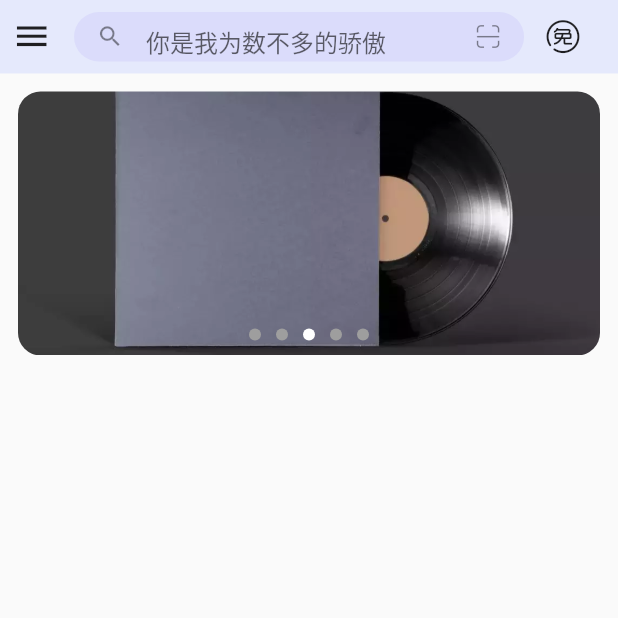
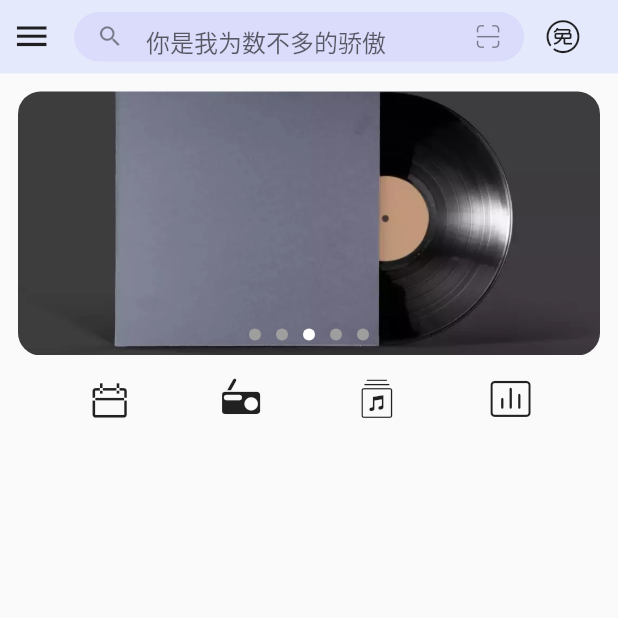
Before and after one commit to VaIOReTto1/CouldeMusic, a Flutter app: the screen it shows after launch, on a phone screen of 412 x 824 dp, the top half of it. Run offline on Flutter 3.47's test engine with Material 2 defaults, Android fonts, the phone set to English and light mode, and no system bars; our stand-ins replace flutter_screenutil.

Commit message:
feature：添加推荐横幅

```diff
--- a/lib/HomePage.dart
+++ b/lib/HomePage.dart
@@ -1,4 +1,5 @@
 import 'package:cloude_music/config/config.dart';
+import 'package:cloude_music/explore_page/recommend_bar.dart';
 import 'package:flutter/material.dart';
 
 import 'explore_page/search.dart';
@@ -24,7 +25,8 @@ class _HomePageState extends State<HomePage> {
                 boxShadow: UIConfig.backgroundColor,
               ),
               child: const Search()),
-          RecommendBanner()
+          const RecommendBanner(),
+          const RecommendBar(),
         ],
       ),
     );
--- /dev/null
+++ b/lib/explore_page/recommend_bar.dart
@@ -0,0 +1,20 @@
+import 'package:cloude_music/config/config.dart';
+import 'package:cloude_music/config/icon.dart';
+import 'package:flutter/material.dart';
+
+class RecommendBar extends StatelessWidget {
+  const RecommendBar({super.key});
+
+  @override
+  Widget build(BuildContext context) {
+    return Row(
+      mainAxisAlignment: MainAxisAlignment.spaceEvenly,
+      children: [
+        Icon(MyIcons.daily_recommend,size: UIConfig.recommendIconSize*1.1,),
+        Icon(MyIcons.radio,size: UIConfig.recommendIconSize*1.1,),
+        Icon(MyIcons.list,size: UIConfig.recommendIconSize*1.3,),
+        Icon(MyIcons.ranking,size: UIConfig.recommendIconSize,)
+      ],
+    );
+  }
+}
```
